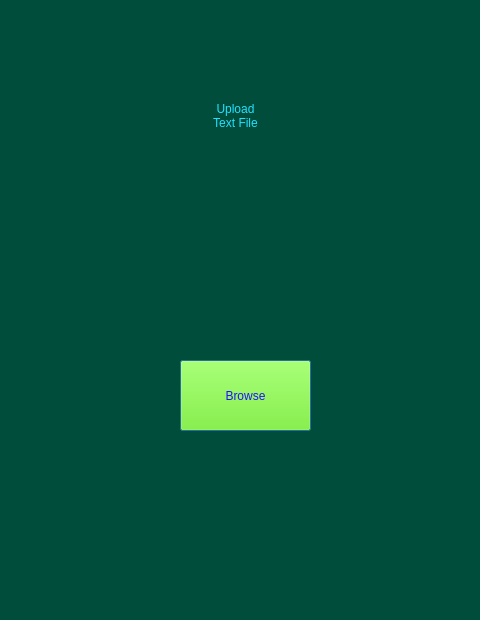
First picture: the form in inputscreen.ui, repository akritiupreti/Ignitia-Thachaina, before the edit.
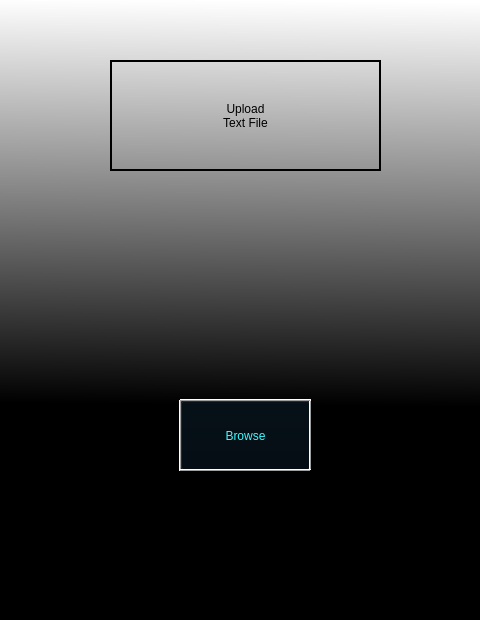
Second picture: the form after the edit.

```diff
--- a/inputscreen.ui
+++ b/inputscreen.ui
@@ -14,20 +14,27 @@
    <string>Dialog</string>
   </property>
   <property name="styleSheet">
-   <string notr="true">background-color: rgb(0, 77, 60);</string>
+   <string notr="true">background-color: qlineargradient(spread:pad, x1:0.483, y1:0.653773, x2:0.488, y2:0, stop:0 rgba(0, 0, 0, 255), stop:1 rgba(255, 255, 255, 255));</string>
   </property>
   <widget class="QLabel" name="label">
    <property name="geometry">
     <rect>
-     <x>130</x>
+     <x>110</x>
      <y>60</y>
-     <width>211</width>
+     <width>271</width>
      <height>111</height>
     </rect>
    </property>
    <property name="styleSheet">
-    <string notr="true">font: 20pt &quot;Calisto MT&quot;;
-color: rgb(33, 226, 255);</string>
+    <string notr="true">font: 20pt &quot;Casandra&quot;;
+color: rgb(0, 0, 0);
+background-color: rgb(170, 170,  rgb(147, 196, 255));</string>
+   </property>
+   <property name="frameShape">
+    <enum>QFrame::WinPanel</enum>
+   </property>
+   <property name="lineWidth">
+    <number>2</number>
    </property>
    <property name="text">
     <string>Upload
@@ -41,14 +48,15 @@
    <property name="geometry">
     <rect>
      <x>180</x>
-     <y>360</y>
+     <y>400</y>
      <width>131</width>
      <height>71</height>
     </rect>
    </property>
    <property name="styleSheet">
-    <string notr="true">color: rgb(32, 17, 255);
-background-color: rgb(110, 255, 0);</string>
+    <string notr="true">color: rgb(61, 252, 255);
+background-color: rgb(0, 0, 0);
+font: 57 14pt &quot;Queensides&quot;;</string>
    </property>
    <property name="text">
     <string>Browse</string>
@@ -60,6 +68,82 @@
     <bool>false</bool>
    </property>
   </widget>
+  <widget class="QFrame" name="frame_4">
+   <property name="geometry">
+    <rect>
+     <x>300</x>
+     <y>400</y>
+     <width>20</width>
+     <height>71</height>
+    </rect>
+   </property>
+   <property name="styleSheet">
+    <string notr="true">background-color: rgb(85, 255,  rgb(147, 196, 255));</string>
+   </property>
+   <property name="frameShape">
+    <enum>QFrame::VLine</enum>
+   </property>
+   <property name="frameShadow">
+    <enum>QFrame::Raised</enum>
+   </property>
+  </widget>
+  <widget class="QFrame" name="frame_5">
+   <property name="geometry">
+    <rect>
+     <x>170</x>
+     <y>400</y>
+     <width>20</width>
+     <height>71</height>
+    </rect>
+   </property>
+   <property name="styleSheet">
+    <string notr="true">background-color: rgb(85, 255,  rgb(147, 196, 255));</string>
+   </property>
+   <property name="frameShape">
+    <enum>QFrame::VLine</enum>
+   </property>
+   <property name="frameShadow">
+    <enum>QFrame::Raised</enum>
+   </property>
+  </widget>
+  <widget class="QFrame" name="frame_2">
+   <property name="geometry">
+    <rect>
+     <x>180</x>
+     <y>390</y>
+     <width>131</width>
+     <height>21</height>
+    </rect>
+   </property>
+   <property name="styleSheet">
+    <string notr="true">background-color: rgb(185, 255,  rgb(147, 196, 255));</string>
+   </property>
+   <property name="frameShape">
+    <enum>QFrame::HLine</enum>
+   </property>
+   <property name="frameShadow">
+    <enum>QFrame::Raised</enum>
+   </property>
+  </widget>
+  <widget class="QFrame" name="frame_3">
+   <property name="geometry">
+    <rect>
+     <x>180</x>
+     <y>460</y>
+     <width>131</width>
+     <height>21</height>
+    </rect>
+   </property>
+   <property name="styleSheet">
+    <string notr="true">background-color: rgb(185, 255,  rgb(147, 196, 255));</string>
+   </property>
+   <property name="frameShape">
+    <enum>QFrame::HLine</enum>
+   </property>
+   <property name="frameShadow">
+    <enum>QFrame::Raised</enum>
+   </property>
+  </widget>
  </widget>
  <resources/>
  <connections/>
```
